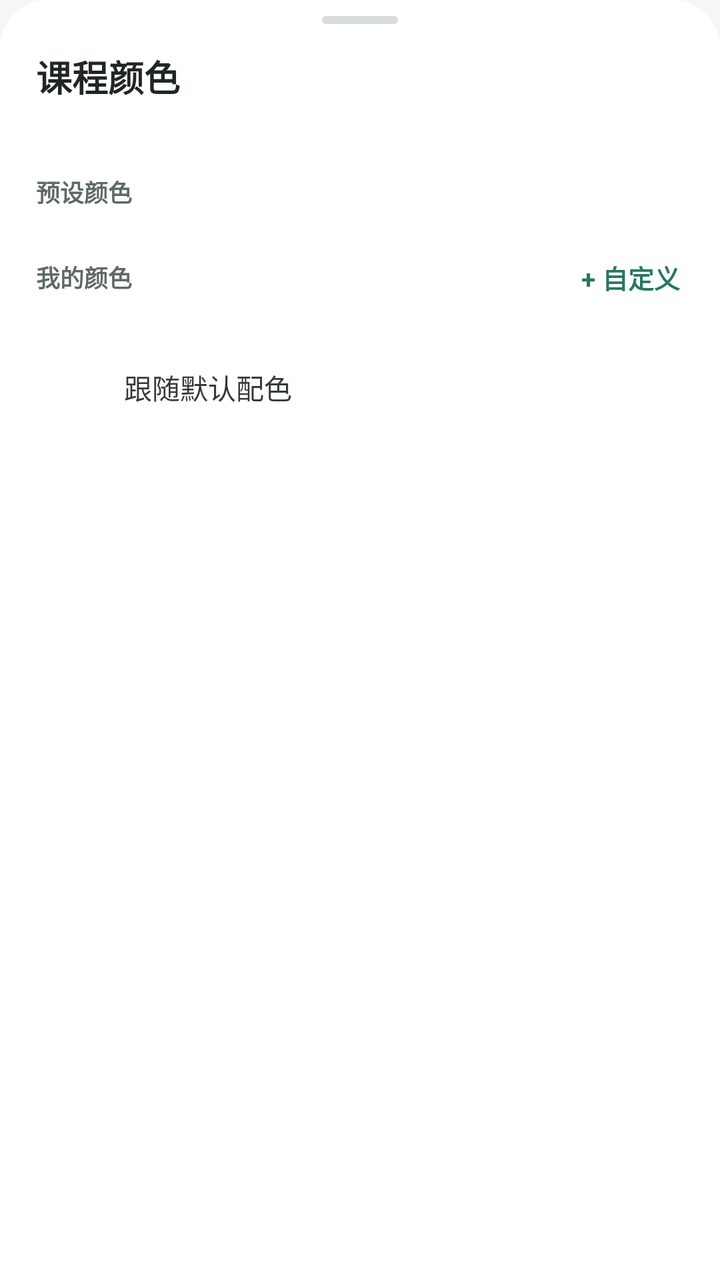
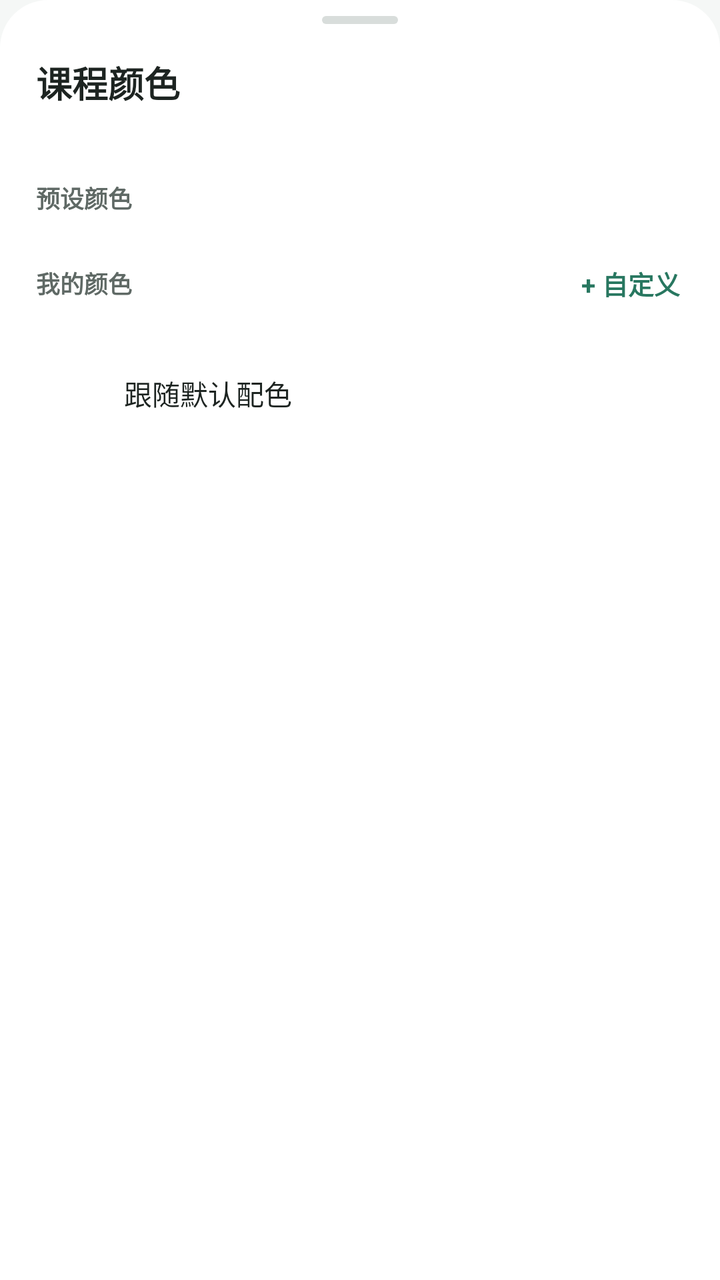

Two renders of the same Android screen: before a commit and after it. Below are the layout's source before the change and the commit's diff.
<!-- AndroidManifest.xml: application theme Theme.Zhusijiao -->
<!-- res/layout/dialog_course_color.xml -->
<?xml version="1.0" encoding="utf-8"?>
<LinearLayout xmlns:android="http://schemas.android.com/apk/res/android"
    android:layout_width="match_parent"
    android:layout_height="wrap_content"
    android:background="@drawable/bg_sheet"
    android:orientation="vertical"
    android:paddingStart="18dp"
    android:paddingTop="8dp"
    android:paddingEnd="18dp"
    android:paddingBottom="16dp">

    <View
        android:layout_width="38dp"
        android:layout_height="4dp"
        android:layout_gravity="center_horizontal"
        android:layout_marginBottom="13dp"
        android:background="@drawable/bg_sheet_handle" />

    
    <FrameLayout
        android:layout_width="match_parent"
        android:layout_height="wrap_content">

        <TextView
            android:id="@+id/colorPickerTitle"
            android:layout_width="match_parent"
            android:layout_height="wrap_content"
            android:layout_gravity="center_vertical"
            android:includeFontPadding="false"
            android:text="@string/color_picker_title"
            android:textColor="@color/heading_ink"
            android:textSize="@dimen/text_title"
            android:textStyle="bold" />

        <TextView
            android:id="@+id/colorPickerDone"
            android:layout_width="wrap_content"
            android:layout_height="36dp"
            android:layout_gravity="end|center_vertical"
            android:background="@drawable/bg_menu_row"
            android:clickable="true"
            android:focusable="true"
            android:gravity="center"
            android:paddingStart="12dp"
            android:paddingEnd="4dp"
            android:text="@string/detail_done"
            android:textColor="@color/accent"
            android:textSize="@dimen/text_body"
            android:textStyle="bold"
            android:visibility="gone" />
    </FrameLayout>

    <TextView
        android:id="@+id/colorPickerCourse"
        android:layout_width="match_parent"
        android:layout_height="wrap_content"
        android:layout_marginTop="3dp"
        android:ellipsize="end"
        android:maxLines="1"
        android:textColor="@color/sub_8a"
        android:textSize="@dimen/text_small" />

    <LinearLayout
        android:id="@+id/paletteContent"
        android:layout_width="match_parent"
        android:layout_height="wrap_content"
        android:orientation="vertical">

        <TextView
            android:layout_width="match_parent"
            android:layout_height="wrap_content"
            android:layout_marginTop="15dp"
            android:text="@string/color_picker_presets"
            android:textColor="@color/field_label"
            android:textSize="@dimen/text_hint"
            android:textStyle="bold" />

        <GridLayout
            android:id="@+id/colorGrid"
            android:layout_width="match_parent"
            android:layout_height="wrap_content"
            android:layout_marginTop="5dp"
            android:columnCount="4" />

        <LinearLayout
            android:layout_width="match_parent"
            android:layout_height="42dp"
            android:layout_marginTop="8dp"
            android:gravity="center_vertical"
            android:orientation="horizontal">

            <TextView
                android:layout_width="0dp"
                android:layout_height="wrap_content"
                android:layout_weight="1"
                android:text="@string/color_picker_mine"
                android:textColor="@color/field_label"
                android:textSize="@dimen/text_hint"
                android:textStyle="bold" />

            <TextView
                android:id="@+id/addCustomColor"
                android:layout_width="wrap_content"
                android:layout_height="42dp"
                android:clickable="true"
                android:focusable="true"
                android:gravity="center"
                android:paddingStart="12dp"
                android:paddingEnd="2dp"
                android:text="@string/color_picker_add_custom"
                android:textColor="@color/accent_strong"
                android:textSize="@dimen/text_small"
                android:textStyle="bold" />
        </LinearLayout>

        <GridLayout
            android:id="@+id/customColorGrid"
            android:layout_width="match_parent"
            android:layout_height="wrap_content"
            android:columnCount="4" />

        <LinearLayout
            android:id="@+id/followDefault"
            android:layout_width="match_parent"
            android:layout_height="48dp"
            android:layout_marginTop="10dp"
            android:background="@drawable/bg_menu_row"
            android:clickable="true"
            android:focusable="true"
            android:gravity="center_vertical"
            android:orientation="horizontal"
            android:paddingStart="12dp"
            android:paddingEnd="12dp">

            <FrameLayout
                android:id="@+id/followDefaultSwatch"
                android:layout_width="22dp"
                android:layout_height="22dp" />

            <TextView
                android:layout_width="0dp"
                android:layout_height="wrap_content"
                android:layout_marginStart="10dp"
                android:layout_weight="1"
                android:text="@string/color_picker_follow_default"
                android:textColor="@color/body_ink"
                android:textSize="@dimen/text_body" />

            <TextView
                android:id="@+id/followDefaultCheck"
                android:layout_width="wrap_content"
                android:layout_height="wrap_content"
                android:text="✓"
                android:textColor="@color/accent_strong"
                android:textSize="@dimen/text_body"
                android:textStyle="bold"
                android:visibility="gone" />
        </LinearLayout>
    </LinearLayout>

    <LinearLayout
        android:id="@+id/customColorEditor"
        android:layout_width="match_parent"
        android:layout_height="wrap_content"
        android:layout_marginTop="14dp"
        android:orientation="vertical"
        android:visibility="gone">

        <com.zhusijiao.app.ui.common.ColorComposerView
            android:id="@+id/colorComposer"
            android:layout_width="match_parent"
            android:layout_height="210dp"
            android:contentDescription="@string/color_picker_custom" />

        <LinearLayout
            android:layout_width="match_parent"
            android:layout_height="44dp"
            android:layout_marginTop="8dp"
            android:gravity="center_vertical"
            android:orientation="horizontal">

            <View
                android:id="@+id/customColorPreview"
                android:layout_width="28dp"
                android:layout_height="28dp" />

            <TextView
                android:id="@+id/customColorHex"
                android:layout_width="0dp"
                android:layout_height="wrap_content"
                android:layout_marginStart="10dp"
                android:layout_weight="1"
                android:textColor="@color/body_ink"
                android:textSize="@dimen/text_body"
                android:textStyle="bold" />

            <TextView
                android:id="@+id/customColorCancel"
                android:layout_width="wrap_content"
                android:layout_height="44dp"
                android:clickable="true"
                android:focusable="true"
                android:gravity="center"
                android:paddingStart="14dp"
                android:paddingEnd="2dp"
                android:text="@string/common_cancel"
                android:textColor="@color/sub_68"
                android:textSize="@dimen/text_small" />
        </LinearLayout>

        <TextView
            android:id="@+id/saveCustomColor"
            style="@style/PrimaryButton"
            android:layout_height="48dp"
            android:layout_marginTop="8dp"
            android:text="@string/color_picker_save_custom" />
    </LinearLayout>
</LinearLayout>
<!-- resources referenced by this layout -->
<resources>
  <color name="accent">#2f7d68</color>
  <color name="accent_strong">#287760</color>
  <color name="body_ink">#333a37</color>
  <color name="field_label">@color/text_secondary</color>
  <color name="heading_ink">#202623</color>
  <color name="sub_68">@color/text_secondary</color>
  <color name="sub_8a">@color/text_tertiary</color>
  <dimen name="text_body">14sp</dimen>
  <dimen name="text_hint">12sp</dimen>
  <dimen name="text_small">13sp</dimen>
  <dimen name="text_title">18sp</dimen>
  <!-- drawable bg_sheet_handle (drawable) -->
  <?xml version="1.0" encoding="utf-8"?>
  
  <shape xmlns:android="http://schemas.android.com/apk/res/android" android:shape="rectangle">
      <solid android:color="@color/sheet_handle" />
      <corners android:radius="4dp" />
  </shape>
  <string name="color_picker_add_custom">+ 自定义</string>
  <string name="color_picker_custom">自定义颜色</string>
  <string name="color_picker_follow_default">跟随默认配色</string>
  <string name="color_picker_mine">我的颜色</string>
  <string name="color_picker_presets">预设颜色</string>
  <string name="color_picker_save_custom">保存并使用</string>
  <string name="color_picker_title">课程颜色</string>
  <string name="common_cancel">取消</string>
  <string name="detail_done">完成</string>
  <style name="Theme.Zhusijiao" parent="Theme.AppCompat.Light.NoActionBar">
          <item name="colorPrimary">@color/accent</item>
          <item name="colorPrimaryDark">@color/accent</item>
          <item name="colorAccent">@color/accent</item>
          <item name="colorControlActivated">@color/accent</item>
          <item name="android:textColorPrimary">@color/ink</item>
          <item name="android:textColorSecondary">@color/muted</item>
          <item name="android:windowBackground">@color/background</item>
          <item name="android:statusBarColor">@color/background</item>
          <item name="android:navigationBarColor">@color/surface</item>
          <item name="android:windowLightStatusBar" tools:targetApi="m">true</item>
          <item name="android:windowLightNavigationBar" tools:targetApi="o_mr1">true</item>
          <item name="android:alertDialogTheme">@style/Theme.Zhusijiao.Dialog</item>
          <item name="alertDialogTheme">@style/Theme.Zhusijiao.Dialog</item>
      </style>
  <color name="text_secondary">#5f6965</color>
  <color name="text_tertiary">#8a9490</color>
  <color name="hover_bg">#f2f5f4</color>
  <color name="surface">#ffffff</color>
  <dimen name="radius_xl">24dp</dimen>
  <color name="sheet_handle">#d8dddb</color>
  <dimen name="button_min_height">44dp</dimen>
  <dimen name="text_button">@dimen/text_subtitle</dimen>
  <color name="ink">#202725</color>
  <color name="muted">#7d8783</color>
  <color name="background">#f5f7f6</color>
  <style name="Theme.Zhusijiao.Dialog" parent="Theme.AppCompat.Light.Dialog.Alert">
          <item name="colorAccent">@color/accent</item>
          <item name="android:textColorPrimary">@color/ink</item>
          <item name="buttonBarPositiveButtonStyle">@style/DialogButton</item>
          <item name="buttonBarNegativeButtonStyle">@style/DialogButton</item>
          <item name="buttonBarNeutralButtonStyle">@style/DialogButton</item>
      </style>
  <dimen name="button_radius">@dimen/radius_pill</dimen>
  <dimen name="text_subtitle">16sp</dimen>
  <style name="DialogButton" parent="Widget.AppCompat.Button.ButtonBar.AlertDialog">
          <item name="android:textColor">@color/accent</item>
          <item name="android:textStyle">bold</item>
      </style>
  <dimen name="radius_pill">100dp</dimen>
  <!-- unchanged entries left out for length: 4 -->
</resources>

<!-- the commit's change to res/layout/dialog_course_color.xml (unified diff, before → after) -->
@@ -4,17 +4,9 @@
     android:layout_height="wrap_content"
     android:background="@drawable/bg_sheet"
     android:orientation="vertical"
-    android:paddingStart="18dp"
-    android:paddingTop="8dp"
-    android:paddingEnd="18dp"
-    android:paddingBottom="16dp">
-
-    <View
-        android:layout_width="38dp"
-        android:layout_height="4dp"
-        android:layout_gravity="center_horizontal"
-        android:layout_marginBottom="13dp"
-        android:background="@drawable/bg_sheet_handle" />
+    style="@style/SheetRoot">
+
+    <View style="@style/SheetHandle" />
 
     
     <FrameLayout
@@ -28,7 +20,7 @@
             android:layout_gravity="center_vertical"
             android:includeFontPadding="false"
             android:text="@string/color_picker_title"
-            android:textColor="@color/heading_ink"
+            android:textColor="@color/text_primary"
             android:textSize="@dimen/text_title"
             android:textStyle="bold" />
 
@@ -57,7 +49,7 @@
         android:layout_marginTop="3dp"
         android:ellipsize="end"
         android:maxLines="1"
-        android:textColor="@color/sub_8a"
+        android:textColor="@color/text_tertiary"
         android:textSize="@dimen/text_small" />
 
     <LinearLayout
@@ -71,7 +63,7 @@
             android:layout_height="wrap_content"
             android:layout_marginTop="15dp"
             android:text="@string/color_picker_presets"
-            android:textColor="@color/field_label"
+            android:textColor="@color/text_secondary"
             android:textSize="@dimen/text_hint"
             android:textStyle="bold" />
 
@@ -94,7 +86,7 @@
                 android:layout_height="wrap_content"
                 android:layout_weight="1"
                 android:text="@string/color_picker_mine"
-                android:textColor="@color/field_label"
+                android:textColor="@color/text_secondary"
                 android:textSize="@dimen/text_hint"
                 android:textStyle="bold" />
 
@@ -143,7 +135,7 @@
                 android:layout_marginStart="10dp"
                 android:layout_weight="1"
                 android:text="@string/color_picker_follow_default"
-                android:textColor="@color/body_ink"
+                android:textColor="@color/text_primary"
                 android:textSize="@dimen/text_body" />
 
             <TextView
@@ -190,7 +182,7 @@
                 android:layout_height="wrap_content"
                 android:layout_marginStart="10dp"
                 android:layout_weight="1"
-                android:textColor="@color/body_ink"
+                android:textColor="@color/text_primary"
                 android:textSize="@dimen/text_body"
                 android:textStyle="bold" />
 
@@ -204,7 +196,7 @@
                 android:paddingStart="14dp"
                 android:paddingEnd="2dp"
                 android:text="@string/common_cancel"
-                android:textColor="@color/sub_68"
+                android:textColor="@color/text_secondary"
                 android:textSize="@dimen/text_small" />
         </LinearLayout>
 
<!-- resource entries referenced after the edit -->
@@ -2,11 +2,7 @@
 <resources>
   <color name="accent">#2f7d68</color>
   <color name="accent_strong">#287760</color>
-  <color name="body_ink">#333a37</color>
-  <color name="field_label">@color/text_secondary</color>
-  <color name="heading_ink">#202623</color>
-  <color name="sub_68">@color/text_secondary</color>
-  <color name="sub_8a">@color/text_tertiary</color>
+  <color name="text_primary">#1d2421</color>
   <dimen name="text_body">14sp</dimen>
   <dimen name="text_hint">12sp</dimen>
   <dimen name="text_small">13sp</dimen>
@@ -27,13 +23,26 @@
   <string name="color_picker_title">课程颜色</string>
   <string name="common_cancel">取消</string>
   <string name="detail_done">完成</string>
+  <style name="SheetHandle">
+          <item name="android:layout_width">38dp</item>
+          <item name="android:layout_height">4dp</item>
+          <item name="android:layout_gravity">center_horizontal</item>
+          <item name="android:layout_marginBottom">16dp</item>
+          <item name="android:background">@drawable/bg_sheet_handle</item>
+      </style>
+  <style name="SheetRoot">
+          <item name="android:paddingStart">18dp</item>
+          <item name="android:paddingTop">8dp</item>
+          <item name="android:paddingEnd">18dp</item>
+          <item name="android:paddingBottom">16dp</item>
+      </style>
   <style name="Theme.Zhusijiao" parent="Theme.AppCompat.Light.NoActionBar">
           <item name="colorPrimary">@color/accent</item>
           <item name="colorPrimaryDark">@color/accent</item>
           <item name="colorAccent">@color/accent</item>
           <item name="colorControlActivated">@color/accent</item>
-          <item name="android:textColorPrimary">@color/ink</item>
-          <item name="android:textColorSecondary">@color/muted</item>
+          <item name="android:textColorPrimary">@color/text_primary</item>
+          <item name="android:textColorSecondary">@color/text_secondary</item>
           <item name="android:windowBackground">@color/background</item>
           <item name="android:statusBarColor">@color/background</item>
           <item name="android:navigationBarColor">@color/surface</item>
@@ -50,12 +59,10 @@
   <color name="sheet_handle">#d8dddb</color>
   <dimen name="button_min_height">44dp</dimen>
   <dimen name="text_button">@dimen/text_subtitle</dimen>
-  <color name="ink">#202725</color>
-  <color name="muted">#7d8783</color>
   <color name="background">#f5f7f6</color>
   <style name="Theme.Zhusijiao.Dialog" parent="Theme.AppCompat.Light.Dialog.Alert">
           <item name="colorAccent">@color/accent</item>
-          <item name="android:textColorPrimary">@color/ink</item>
+          <item name="android:textColorPrimary">@color/text_primary</item>
           <item name="buttonBarPositiveButtonStyle">@style/DialogButton</item>
           <item name="buttonBarNegativeButtonStyle">@style/DialogButton</item>
           <item name="buttonBarNeutralButtonStyle">@style/DialogButton</item>
